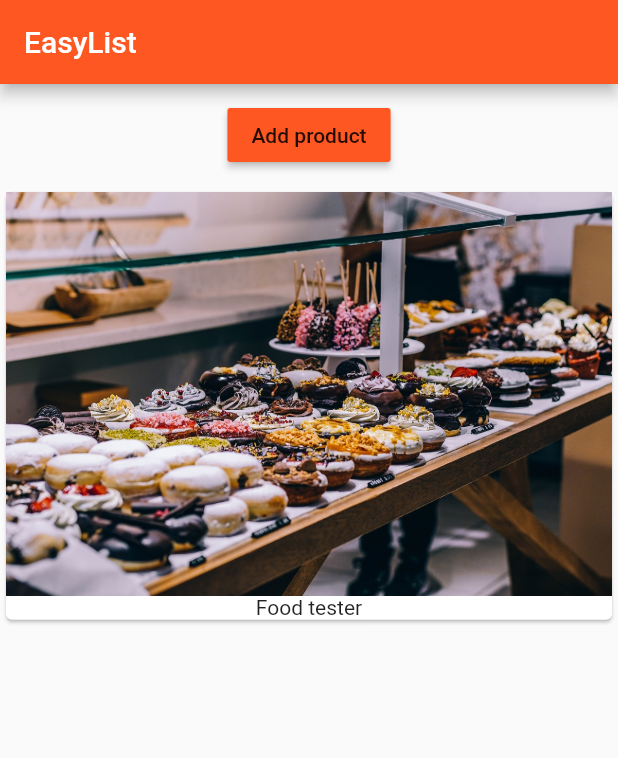
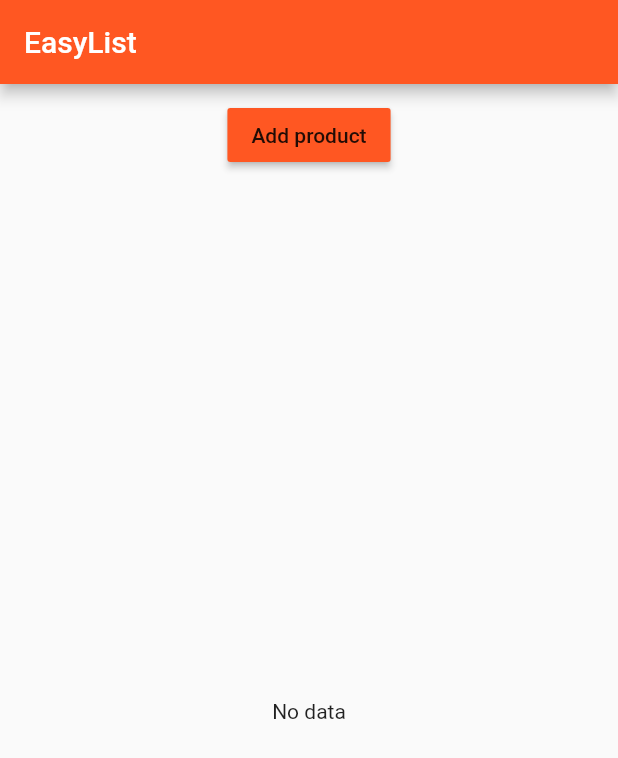
Before and after one commit to kostyaVyrodov/flutter-playground, a Flutter app: the screen it shows after launch, on a phone screen of 412 x 824 dp. Shown: the top 758 px of the screen. Run offline on Flutter 3.47's test engine with Material 2 defaults, Android fonts, the phone set to English and light mode, and no system bars.

Commit message:
Implement conditional rendering

```diff
--- a/lib/main.dart
+++ b/lib/main.dart
@@ -16,7 +16,7 @@ class MyApp extends StatelessWidget {
           appBar: AppBar(
             title: Text('EasyList'),
           ),
-          body: ProductManager(startingProduct: 'Food tester')),
+          body: ProductManager()),
     );
   }
 }
--- a/lib/product_manager.dart
+++ b/lib/product_manager.dart
@@ -6,7 +6,7 @@ import './product_control.dart';
 class ProductManager extends StatefulWidget {
   final String startingProduct;
 
-  ProductManager({this.startingProduct = 'Sweets Tester'}) {
+  ProductManager({this.startingProduct}) {
     print('[ProductManager Widget] Constructor');
   }
 
@@ -22,7 +22,9 @@ class _ProductManagerState extends State<ProductManager> {
 
   void initState() {
     print('[ProductManager State] initState()');
-    _products.add(widget.startingProduct);
+    if (widget.startingProduct != null) {
+      _products.add(widget.startingProduct);
+    }
     super.initState();
   }
 
--- a/lib/products.dart
+++ b/lib/products.dart
@@ -11,7 +11,12 @@ class Products extends StatelessWidget {
   @override
   Widget build(BuildContext context) {
     print('[Products Widget] build()');
-    return ListView.builder(
+
+    // If you want to render nothing, return just Container()
+    Widget productCard = Center(child: Text("No data"));
+
+    if (products.length > 0) {
+      productCard = ListView.builder(
         itemBuilder: (BuildContext context, int index) {
           return Card(
             child: Column(
@@ -25,4 +30,7 @@ class Products extends StatelessWidget {
         itemCount: products.length,
       );
     }
+
+    return productCard;
   }
+}
```
Lines whose indentation alone changed are shown as unchanged.
